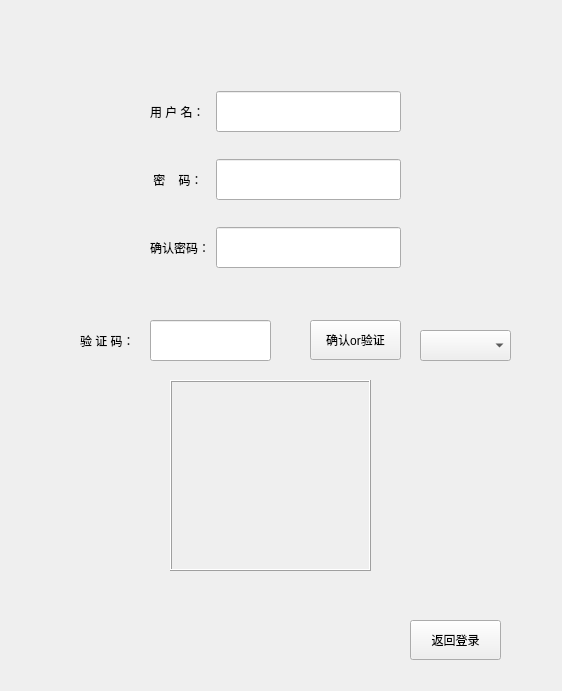
Above: signup.ui from Nahjs/Bejeweled before the change. Below: the same form after it.
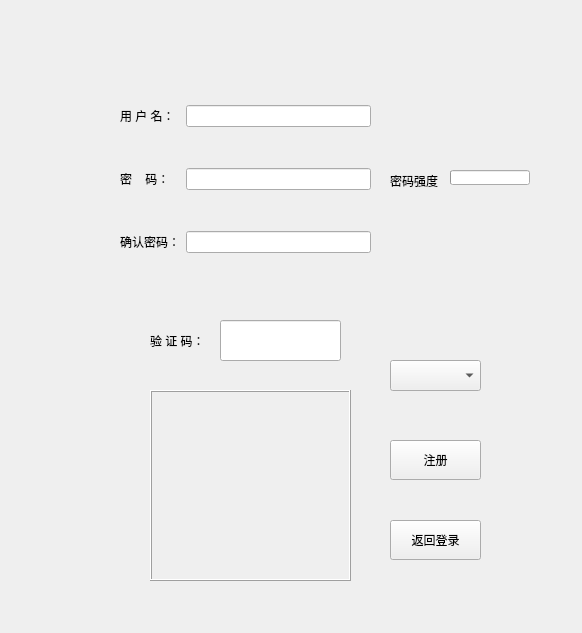
That is the form after the change.

Commit message: 注册界面增加密码强度指示器验证，优化注册流程，详见说明

```diff
--- a/signup.ui
+++ b/signup.ui
@@ -6,123 +6,51 @@
    <rect>
     <x>0</x>
     <y>0</y>
-    <width>562</width>
-    <height>691</height>
+    <width>582</width>
+    <height>633</height>
    </rect>
   </property>
   <property name="windowTitle">
    <string>注册</string>
   </property>
-  <property name="styleSheet">
-   <string notr="true"/>
-  </property>
   <widget class="QPushButton" name="pushButton_2">
    <property name="geometry">
     <rect>
-     <x>310</x>
-     <y>320</y>
+     <x>390</x>
+     <y>440</y>
      <width>91</width>
      <height>40</height>
     </rect>
    </property>
-   <property name="minimumSize">
-    <size>
-     <width>0</width>
-     <height>40</height>
-    </size>
-   </property>
-   <property name="styleSheet">
-    <string notr="true"/>
-   </property>
    <property name="text">
-    <string>确认or验证</string>
+    <string>注册</string>
    </property>
   </widget>
   <widget class="QPushButton" name="btn_return">
    <property name="geometry">
     <rect>
-     <x>410</x>
-     <y>620</y>
+     <x>390</x>
+     <y>520</y>
      <width>91</width>
      <height>40</height>
     </rect>
    </property>
-   <property name="minimumSize">
-    <size>
-     <width>0</width>
-     <height>40</height>
-    </size>
-   </property>
-   <property name="styleSheet">
-    <string notr="true"/>
-   </property>
    <property name="text">
     <string>返回登录</string>
    </property>
   </widget>
-  <widget class="QFrame" name="verificationFrame">
-   <property name="geometry">
-    <rect>
-     <x>170</x>
-     <y>380</y>
-     <width>201</width>
-     <height>191</height>
-    </rect>
-   </property>
-   <property name="frameShape">
-    <enum>QFrame::Box</enum>
-   </property>
-   <property name="frameShadow">
-    <enum>QFrame::Raised</enum>
-   </property>
-  </widget>
   <widget class="QWidget" name="gridLayoutWidget">
    <property name="geometry">
     <rect>
-     <x>150</x>
+     <x>120</x>
      <y>70</y>
      <width>251</width>
      <height>221</height>
     </rect>
    </property>
    <layout class="QGridLayout" name="gridLayout">
-    <item row="1" column="0">
-     <widget class="QLabel" name="label_3">
-      <property name="minimumSize">
-       <size>
-        <width>0</width>
-        <height>41</height>
-       </size>
-      </property>
-      <property name="styleSheet">
-       <string notr="true">font: 10pt &quot;Arial&quot;;</string>
-      </property>
-      <property name="text">
-       <string>用 户 名：</string>
-      </property>
-     </widget>
-    </item>
-    <item row="1" column="1">
-     <widget class="QLineEdit" name="lineEdit_username">
-      <property name="minimumSize">
-       <size>
-        <width>0</width>
-        <height>41</height>
-       </size>
-      </property>
-     </widget>
-    </item>
     <item row="3" column="0">
      <widget class="QLabel" name="label_5">
-      <property name="minimumSize">
-       <size>
-        <width>0</width>
-        <height>41</height>
-       </size>
-      </property>
-      <property name="styleSheet">
-       <string notr="true">font: 10pt &quot;Arial&quot;;</string>
-      </property>
       <property name="text">
        <string>确认密码：</string>
       </property>
@@ -130,37 +58,32 @@
     </item>
     <item row="2" column="1">
      <widget class="QLineEdit" name="lineEdit_passwd">
-      <property name="minimumSize">
-       <size>
-        <width>0</width>
-        <height>41</height>
-       </size>
-      </property>
-     </widget>
-    </item>
-    <item row="2" column="0">
-     <widget class="QLabel" name="label_4">
-      <property name="minimumSize">
-       <size>
-        <width>0</width>
-        <height>41</height>
-       </size>
-      </property>
-      <property name="styleSheet">
-       <string notr="true">font: 10pt &quot;Arial&quot;;</string>
-      </property>
-      <property name="text">
-       <string> 密    码：</string>
+      <property name="echoMode">
+       <enum>QLineEdit::Password</enum>
       </property>
      </widget>
     </item>
     <item row="3" column="1">
      <widget class="QLineEdit" name="lineEdit_surepasswd">
-      <property name="minimumSize">
-       <size>
-        <width>0</width>
-        <height>41</height>
-       </size>
+      <property name="echoMode">
+       <enum>QLineEdit::Password</enum>
+      </property>
+     </widget>
+    </item>
+    <item row="1" column="0">
+     <widget class="QLabel" name="label_3">
+      <property name="text">
+       <string>用 户 名：</string>
+      </property>
+     </widget>
+    </item>
+    <item row="1" column="1">
+     <widget class="QLineEdit" name="lineEdit_username"/>
+    </item>
+    <item row="2" column="0">
+     <widget class="QLabel" name="label_4">
+      <property name="text">
+       <string>密    码：</string>
       </property>
      </widget>
     </item>
@@ -169,8 +92,8 @@
   <widget class="QComboBox" name="verificationMethodBox">
    <property name="geometry">
     <rect>
-     <x>420</x>
-     <y>330</y>
+     <x>390</x>
+     <y>360</y>
      <width>91</width>
      <height>31</height>
     </rect>
@@ -179,18 +102,12 @@
   <widget class="QLabel" name="label_verification">
    <property name="geometry">
     <rect>
-     <x>80</x>
+     <x>150</x>
      <y>320</y>
      <width>65</width>
      <height>41</height>
     </rect>
    </property>
-   <property name="minimumSize">
-    <size>
-     <width>0</width>
-     <height>41</height>
-    </size>
-   </property>
    <property name="text">
     <string>验 证 码：</string>
    </property>
@@ -198,17 +115,56 @@
   <widget class="QLineEdit" name="lineEdit_verification">
    <property name="geometry">
     <rect>
-     <x>150</x>
+     <x>220</x>
      <y>320</y>
      <width>121</width>
      <height>41</height>
     </rect>
    </property>
-   <property name="minimumSize">
-    <size>
-     <width>0</width>
+  </widget>
+  <widget class="QLabel" name="strengthLabel">
+   <property name="geometry">
+    <rect>
+     <x>390</x>
+     <y>160</y>
+     <width>60</width>
      <height>41</height>
-    </size>
+    </rect>
+   </property>
+   <property name="text">
+    <string>密码强度</string>
+   </property>
+  </widget>
+  <widget class="QProgressBar" name="strengthBar">
+   <property name="geometry">
+    <rect>
+     <x>450</x>
+     <y>170</y>
+     <width>80</width>
+     <height>15</height>
+    </rect>
+   </property>
+   <property name="value">
+    <number>0</number>
+   </property>
+   <property name="textVisible">
+    <bool>false</bool>
+   </property>
+  </widget>
+  <widget class="QFrame" name="verificationFrame">
+   <property name="geometry">
+    <rect>
+     <x>150</x>
+     <y>390</y>
+     <width>201</width>
+     <height>191</height>
+    </rect>
+   </property>
+   <property name="frameShape">
+    <enum>QFrame::Box</enum>
+   </property>
+   <property name="frameShadow">
+    <enum>QFrame::Raised</enum>
    </property>
   </widget>
  </widget>
```
The commit also changes 8 other files.
